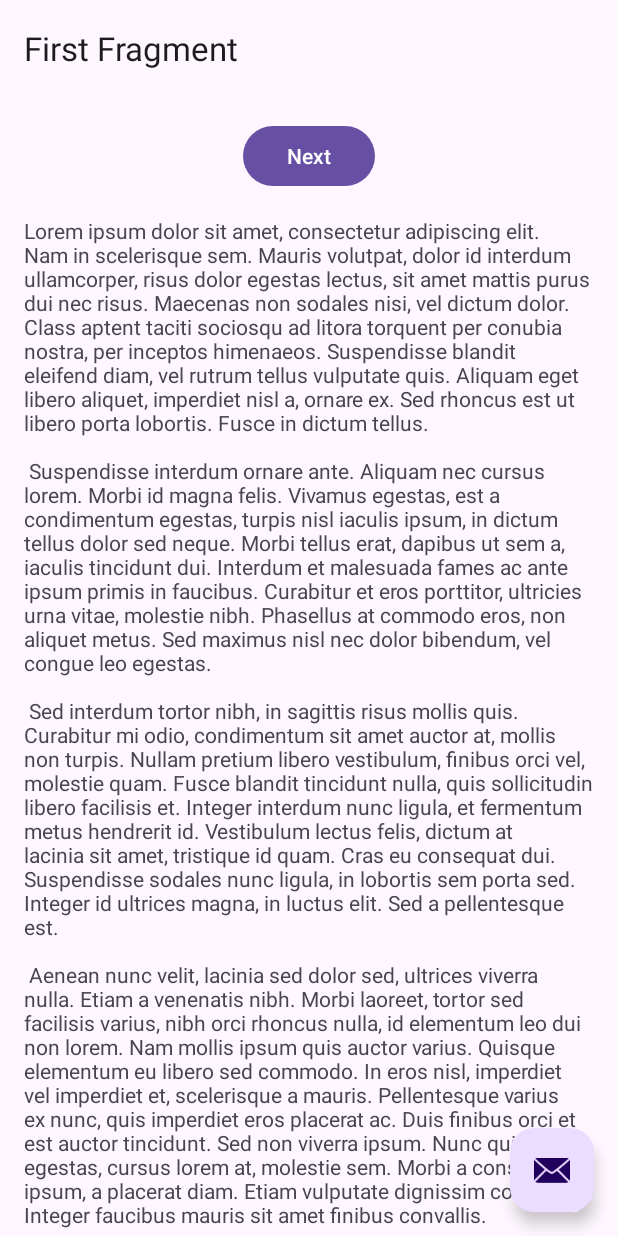
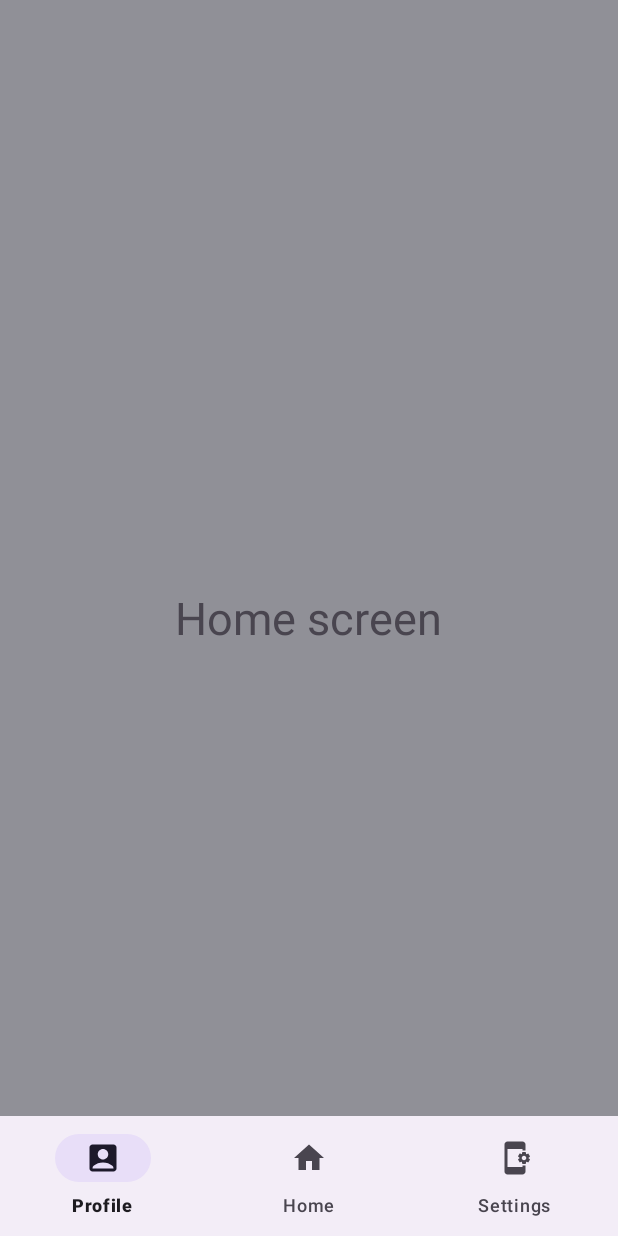
Before and after one commit to tadasgataveckas/android-game, an Android app: the screen it shows after launch (MainActivity), on a phone screen of 412 x 824 dp. Run offline under Robolectric (Android 15) with nearby library versions, the phone set to English and light mode, and no system bars; our stand-ins replace navigation-ui.

Commit message:
Prideta navigacija, pradzioje rodomas HomeFragment.java

```diff
--- /dev/null
+++ b/app/src/main/java/com/example/audiobook_app/HomeFragment.java
@@ -0,0 +1,64 @@
+package com.example.audiobook_app;
+
+import android.os.Bundle;
+
+import androidx.fragment.app.Fragment;
+
+import android.view.LayoutInflater;
+import android.view.View;
+import android.view.ViewGroup;
+
+/**
+ * A simple {@link Fragment} subclass.
+ * Use the {@link HomeFragment#newInstance} factory method to
+ * create an instance of this fragment.
+ */
+public class HomeFragment extends Fragment {
+
+    // TODO: Rename parameter arguments, choose names that match
+    // the fragment initialization parameters, e.g. ARG_ITEM_NUMBER
+    private static final String ARG_PARAM1 = "param1";
+    private static final String ARG_PARAM2 = "param2";
+
+    // TODO: Rename and change types of parameters
+    private String mParam1;
+    private String mParam2;
+
+    public HomeFragment() {
+        // Required empty public constructor
+    }
+
+    /**
+     * Use this factory method to create a new instance of
+     * this fragment using the provided parameters.
+     *
+     * @param param1 Parameter 1.
+     * @param param2 Parameter 2.
+     * @return A new instance of fragment HomeFragment.
+     */
+    // TODO: Rename and change types and number of parameters
+    public static HomeFragment newInstance(String param1, String param2) {
+        HomeFragment fragment = new HomeFragment();
+        Bundle args = new Bundle();
+        args.putString(ARG_PARAM1, param1);
+        args.putString(ARG_PARAM2, param2);
+        fragment.setArguments(args);
+        return fragment;
+    }
+
+    @Override
+    public void onCreate(Bundle savedInstanceState) {
+        super.onCreate(savedInstanceState);
+        if (getArguments() != null) {
+            mParam1 = getArguments().getString(ARG_PARAM1);
+            mParam2 = getArguments().getString(ARG_PARAM2);
+        }
+    }
+
+    @Override
+    public View onCreateView(LayoutInflater inflater, ViewGroup container,
+                             Bundle savedInstanceState) {
+        // Inflate the layout for this fragment
+        return inflater.inflate(R.layout.fragment_home, container, false);
+    }
+}
--- a/app/src/main/java/com/example/audiobook_app/MainActivity.java
+++ b/app/src/main/java/com/example/audiobook_app/MainActivity.java
@@ -9,6 +9,9 @@ import androidx.appcompat.app.AppCompatActivity;
 import android.view.View;
 
 import androidx.core.view.WindowCompat;
+import androidx.fragment.app.Fragment;
+import androidx.fragment.app.FragmentManager;
+import androidx.fragment.app.FragmentTransaction;
 import androidx.navigation.NavController;
 import androidx.navigation.Navigation;
 import androidx.navigation.ui.AppBarConfiguration;
@@ -27,21 +30,22 @@ public class MainActivity extends AppCompatActivity {
 
         binding = ActivityMainBinding.inflate(getLayoutInflater());
         setContentView(binding.getRoot());
+        replaceFragment( new HomeFragment());
 
-        setSupportActionBar(binding.toolbar);
+        binding.bottomNavigationView.setOnItemSelectedListener(item -> {
+            if(item.getItemId() == R.id.homeNavMenu) {
+                replaceFragment(new HomeFragment());
+            }
+            else if (item.getItemId() == R.id.profileNavMenu) {
+                replaceFragment(new ProfileFragment());
+            }
+            else if (item.getItemId() == R.id.settingsNavMenu){
+                replaceFragment(new SettingsFragment());
+            }
+            return true;
+        });
 
-        NavController navController = Navigation.findNavController(this, R.id.nav_host_fragment_content_main);
-        appBarConfiguration = new AppBarConfiguration.Builder(navController.getGraph()).build();
-        NavigationUI.setupActionBarWithNavController(this, navController, appBarConfiguration);
 
-        binding.fab.setOnClickListener(new View.OnClickListener() {
-            @Override
-            public void onClick(View view) {
-                Snackbar.make(view, "Replace with your own action", Snackbar.LENGTH_LONG)
-                        .setAnchorView(R.id.fab)
-                        .setAction("Action", null).show();
-            }
-        });
     }
 
     @Override
@@ -50,4 +54,12 @@ public class MainActivity extends AppCompatActivity {
         return NavigationUI.navigateUp(navController, appBarConfiguration)
                 || super.onSupportNavigateUp();
     }
+
+
+    private void replaceFragment(Fragment fragment){
+        FragmentManager fragmentManager = getSupportFragmentManager();
+        FragmentTransaction fragmentTransaction = fragmentManager.beginTransaction();
+        fragmentTransaction.replace(R.id.frameLayoutNavigation,fragment);
+        fragmentTransaction.commit();
+    }
 }
--- /dev/null
+++ b/app/src/main/res/drawable/baseline_account_box_24.xml
@@ -0,0 +1,5 @@
+<vector android:height="24dp" android:tint="#000000"
+    android:viewportHeight="24" android:viewportWidth="24"
+    android:width="24dp" xmlns:android="http://schemas.android.com/apk/res/android">
+    <path android:fillColor="@android:color/white" android:pathData="M19,3H5C3.9,3 3,3.9 3,5v14c0,1.1 0.9,2 2,2h14c1.1,0 2,-0.9 2,-2V5C21,3.9 20.1,3 19,3zM12,6c1.93,0 3.5,1.57 3.5,3.5c0,1.93 -1.57,3.5 -3.5,3.5s-3.5,-1.57 -3.5,-3.5C8.5,7.57 10.07,6 12,6zM19,19H5v-0.23c0,-0.62 0.28,-1.2 0.76,-1.58C7.47,15.82 9.64,15 12,15s4.53,0.82 6.24,2.19c0.48,0.38 0.76,0.97 0.76,1.58V19z"/>
+</vector>
--- /dev/null
+++ b/app/src/main/res/drawable/baseline_app_settings_alt_24.xml
@@ -0,0 +1,5 @@
+<vector android:height="24dp" android:tint="#000000"
+    android:viewportHeight="24" android:viewportWidth="24"
+    android:width="24dp" xmlns:android="http://schemas.android.com/apk/res/android">
+    <path android:fillColor="@android:color/white" android:pathData="M21.81,12.74l-0.82,-0.63v-0.22l0.8,-0.63c0.16,-0.12 0.2,-0.34 0.1,-0.51l-0.85,-1.48c-0.07,-0.13 -0.21,-0.2 -0.35,-0.2 -0.05,0 -0.1,0.01 -0.15,0.03l-0.95,0.38c-0.08,-0.05 -0.11,-0.07 -0.19,-0.11l-0.15,-1.01c-0.03,-0.21 -0.2,-0.36 -0.4,-0.36h-1.71c-0.2,0 -0.37,0.15 -0.4,0.34l-0.14,1.01c-0.03,0.02 -0.07,0.03 -0.1,0.05l-0.09,0.06 -0.95,-0.38c-0.05,-0.02 -0.1,-0.03 -0.15,-0.03 -0.14,0 -0.27,0.07 -0.35,0.2l-0.85,1.48c-0.1,0.17 -0.06,0.39 0.1,0.51l0.8,0.63v0.23l-0.8,0.63c-0.16,0.12 -0.2,0.34 -0.1,0.51l0.85,1.48c0.07,0.13 0.21,0.2 0.35,0.2 0.05,0 0.1,-0.01 0.15,-0.03l0.95,-0.37c0.08,0.05 0.12,0.07 0.2,0.11l0.15,1.01c0.03,0.2 0.2,0.34 0.4,0.34h1.71c0.2,0 0.37,-0.15 0.4,-0.34l0.15,-1.01c0.03,-0.02 0.07,-0.03 0.1,-0.05l0.09,-0.06 0.95,0.38c0.05,0.02 0.1,0.03 0.15,0.03 0.14,0 0.27,-0.07 0.35,-0.2l0.85,-1.48c0.1,-0.17 0.06,-0.39 -0.1,-0.51zM18,13.5c-0.83,0 -1.5,-0.67 -1.5,-1.5s0.67,-1.5 1.5,-1.5 1.5,0.67 1.5,1.5 -0.67,1.5 -1.5,1.5zM17,17h2v4c0,1.1 -0.9,2 -2,2H7c-1.1,0 -2,-0.9 -2,-2V3c0,-1.1 0.9,-2 2,-2h10c1.1,0 2,0.9 2,2v4h-2V6H7v12h10v-1z"/>
+</vector>
--- /dev/null
+++ b/app/src/main/res/drawable/baseline_home_24.xml
@@ -0,0 +1,5 @@
+<vector android:height="24dp" android:tint="#000000"
+    android:viewportHeight="24" android:viewportWidth="24"
+    android:width="24dp" xmlns:android="http://schemas.android.com/apk/res/android">
+    <path android:fillColor="@android:color/white" android:pathData="M10,20v-6h4v6h5v-8h3L12,3 2,12h3v8z"/>
+</vector>
--- a/app/src/main/res/layout/activity_main.xml
+++ b/app/src/main/res/layout/activity_main.xml
@@ -1,5 +1,5 @@
 <?xml version="1.0" encoding="utf-8"?>
-<androidx.coordinatorlayout.widget.CoordinatorLayout xmlns:android="http://schemas.android.com/apk/res/android"
+<androidx.constraintlayout.widget.ConstraintLayout xmlns:android="http://schemas.android.com/apk/res/android"
     xmlns:app="http://schemas.android.com/apk/res-auto"
     xmlns:tools="http://schemas.android.com/tools"
     android:layout_width="match_parent"
@@ -7,27 +7,27 @@
     android:fitsSystemWindows="true"
     tools:context=".MainActivity">
 
-    <com.google.android.material.appbar.AppBarLayout
+    <FrameLayout
+        android:id="@+id/frameLayoutNavigation"
+        android:layout_width="0dp"
+        android:layout_height="0dp"
+        app:layout_constraintBottom_toBottomOf="parent"
+        app:layout_constraintEnd_toEndOf="parent"
+        app:layout_constraintStart_toStartOf="parent"
+        app:layout_constraintTop_toTopOf="parent">
+
+    </FrameLayout>
+
+    <com.google.android.material.bottomnavigation.BottomNavigationView
+        android:id="@+id/bottomNavigationView"
         android:layout_width="match_parent"
         android:layout_height="wrap_content"
-        android:fitsSystemWindows="true">
+        app:layout_constraintBottom_toBottomOf="parent"
+        app:layout_constraintEnd_toEndOf="parent"
+        app:layout_constraintStart_toStartOf="parent"
+        app:menu="@menu/bottom_nav_menu"
 
-        <com.google.android.material.appbar.MaterialToolbar
-            android:id="@+id/toolbar"
-            android:layout_width="match_parent"
-            android:layout_height="?attr/actionBarSize" />
 
-    </com.google.android.material.appbar.AppBarLayout>
+        />
 
-    <include layout="@layout/content_main" />
-
-    <com.google.android.material.floatingactionbutton.FloatingActionButton
-        android:id="@+id/fab"
-        android:layout_width="wrap_content"
-        android:layout_height="wrap_content"
-        android:layout_gravity="bottom|end"
-        android:layout_marginEnd="@dimen/fab_margin"
-        android:layout_marginBottom="16dp"
-        app:srcCompat="@android:drawable/ic_dialog_email" />
-
-</androidx.coordinatorlayout.widget.CoordinatorLayout>
+</androidx.constraintlayout.widget.ConstraintLayout>
--- /dev/null
+++ b/app/src/main/res/layout/fragment_home.xml
@@ -0,0 +1,22 @@
+<?xml version="1.0" encoding="utf-8"?>
+<FrameLayout xmlns:android="http://schemas.android.com/apk/res/android"
+    xmlns:tools="http://schemas.android.com/tools"
+    android:layout_width="match_parent"
+    android:layout_height="match_parent"
+    android:background="@color/material_dynamic_neutral60"
+    tools:context=".HomeFragment">
+
+    <!-- TODO: Update blank fragment layout -->
+
+    <TextView
+        android:id="@+id/textView2"
+        android:layout_width="wrap_content"
+        android:layout_height="wrap_content"
+        android:layout_gravity="center"
+        android:text="@string/home"
+        android:textSize="30dp"
+
+        />
+
+
+</FrameLayout>
--- /dev/null
+++ b/app/src/main/res/menu/bottom_nav_menu.xml
@@ -0,0 +1,22 @@
+<?xml version="1.0" encoding="utf-8"?>
+<menu xmlns:android="http://schemas.android.com/apk/res/android">
+
+    <item
+        android:id="@+id/homeNavMenu"
+        android:layout_width="wrap_content"
+        android:layout_height="wrap_content"
+        android:icon="@drawable/baseline_account_box_24"
+        android:title="Profile" />
+    <item
+        android:id="@+id/profileNavMenu"
+        android:layout_width="wrap_content"
+        android:layout_height="wrap_content"
+        android:icon="@drawable/baseline_home_24"
+        android:title="Home" />
+    <item
+        android:id="@+id/settingsNavMenu"
+        android:layout_width="wrap_content"
+        android:layout_height="wrap_content"
+        android:icon="@drawable/baseline_app_settings_alt_24"
+        android:title="Settings" />
+</menu>
--- a/app/src/main/res/values/strings.xml
+++ b/app/src/main/res/values/strings.xml
@@ -4,43 +4,15 @@
     <!-- Strings used for fragments for navigation -->
     <string name="first_fragment_label">First Fragment</string>
     <string name="second_fragment_label">Second Fragment</string>
+    <string name="third_fragment_label">Third Fragment</string>
     <string name="next">Next</string>
     <string name="previous">Previous</string>
+    <string name="settings">Settings screen</string>
+    <string name="home">Home screen</string>
+    <string name="profile">Profile screen</string>
+    <string name="lorem_ipsum">
 
-    <string name="lorem_ipsum">
-        Lorem ipsum dolor sit amet, consectetur adipiscing elit. Nam in scelerisque sem. Mauris
-        volutpat, dolor id interdum ullamcorper, risus dolor egestas lectus, sit amet mattis purus
-        dui nec risus. Maecenas non sodales nisi, vel dictum dolor. Class aptent taciti sociosqu ad
-        litora torquent per conubia nostra, per inceptos himenaeos. Suspendisse blandit eleifend
-        diam, vel rutrum tellus vulputate quis. Aliquam eget libero aliquet, imperdiet nisl a,
-        ornare ex. Sed rhoncus est ut libero porta lobortis. Fusce in dictum tellus.\n\n
-        Suspendisse interdum ornare ante. Aliquam nec cursus lorem. Morbi id magna felis. Vivamus
-        egestas, est a condimentum egestas, turpis nisl iaculis ipsum, in dictum tellus dolor sed
-        neque. Morbi tellus erat, dapibus ut sem a, iaculis tincidunt dui. Interdum et malesuada
-        fames ac ante ipsum primis in faucibus. Curabitur et eros porttitor, ultricies urna vitae,
-        molestie nibh. Phasellus at commodo eros, non aliquet metus. Sed maximus nisl nec dolor
-        bibendum, vel congue leo egestas.\n\n
-        Sed interdum tortor nibh, in sagittis risus mollis quis. Curabitur mi odio, condimentum sit
-        amet auctor at, mollis non turpis. Nullam pretium libero vestibulum, finibus orci vel,
-        molestie quam. Fusce blandit tincidunt nulla, quis sollicitudin libero facilisis et. Integer
-        interdum nunc ligula, et fermentum metus hendrerit id. Vestibulum lectus felis, dictum at
-        lacinia sit amet, tristique id quam. Cras eu consequat dui. Suspendisse sodales nunc ligula,
-        in lobortis sem porta sed. Integer id ultrices magna, in luctus elit. Sed a pellentesque
-        est.\n\n
-        Aenean nunc velit, lacinia sed dolor sed, ultrices viverra nulla. Etiam a venenatis nibh.
-        Morbi laoreet, tortor sed facilisis varius, nibh orci rhoncus nulla, id elementum leo dui
-        non lorem. Nam mollis ipsum quis auctor varius. Quisque elementum eu libero sed commodo. In
-        eros nisl, imperdiet vel imperdiet et, scelerisque a mauris. Pellentesque varius ex nunc,
-        quis imperdiet eros placerat ac. Duis finibus orci et est auctor tincidunt. Sed non viverra
-        ipsum. Nunc quis augue egestas, cursus lorem at, molestie sem. Morbi a consectetur ipsum, a
-        placerat diam. Etiam vulputate dignissim convallis. Integer faucibus mauris sit amet finibus
-        convallis.\n\n
-        Phasellus in aliquet mi. Pellentesque habitant morbi tristique senectus et netus et
-        malesuada fames ac turpis egestas. In volutpat arcu ut felis sagittis, in finibus massa
-        gravida. Pellentesque id tellus orci. Integer dictum, lorem sed efficitur ullamcorper,
-        libero justo consectetur ipsum, in mollis nisl ex sed nisl. Donec maximus ullamcorper
-        sodales. Praesent bibendum rhoncus tellus nec feugiat. In a ornare nulla. Donec rhoncus
-        libero vel nunc consequat, quis tincidunt nisl eleifend. Cras bibendum enim a justo luctus
-        vestibulum. Fusce dictum libero quis erat maximus, vitae volutpat diam dignissim.
     </string>
+    <!-- TODO: Remove or change this placeholder text -->
+    <string name="hello_blank_fragment">Hello blank fragment</string>
 </resources>
```
Also changed, not shown: app/src/main/java/com/example/audiobook_app/ProfileFragment.java (added, +64 -0 lines), app/src/main/java/com/example/audiobook_app/SettingsFragment.java (added, +64 -0 lines), app/src/main/res/layout/fragment_profile.xml (added, +20 -0 lines), app/src/main/res/layout/fragment_settings.xml (added, +19 -0 lines), app/src/main/res/navigation/nav_graph.xml (+10 -0 lines).
